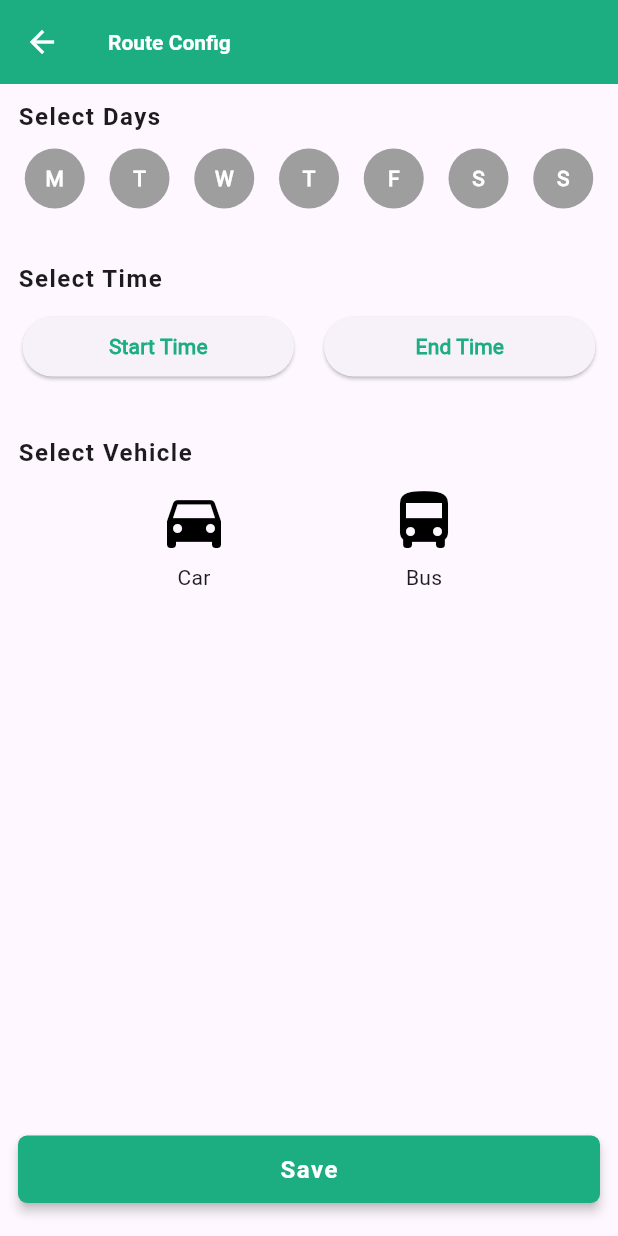
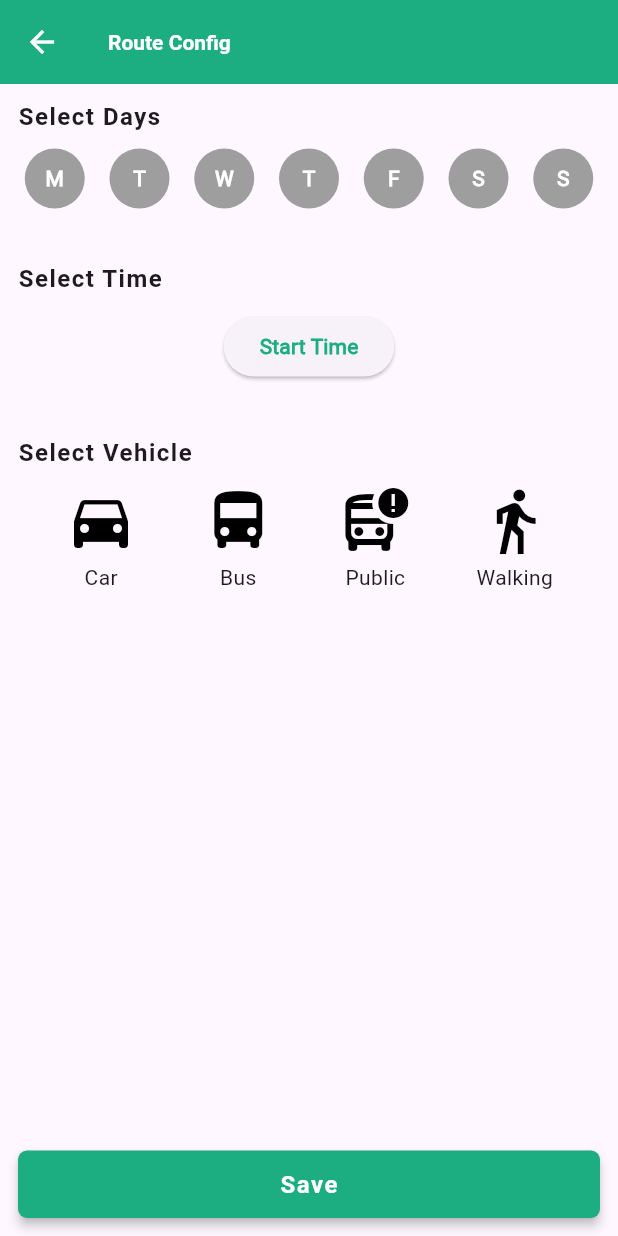
Before and after one commit to Hussain-KH/Coordinate, a Flutter app: the RouteParams screen opened directly, after a tap on "Save", on a phone screen of 412 x 824 dp. Run offline on Flutter 3.47's test engine with Material 3 defaults, Android fonts, the phone set to English and light mode, and no system bars; our stand-ins replace badges, carousel_slider, connectivity_plus, country_picker, date_picker_timeline, firebase_core and 16 more; missing offline and left inert: custom_map_markers, flutter_share; accounts and stored records are empty; network calls fail.

Commit message:
Model MapRoute

```diff
--- /dev/null
+++ b/lib/app/backend/model/route_model.dart
@@ -0,0 +1,48 @@
+import 'package:google_maps_flutter/google_maps_flutter.dart';
+
+class MapRoute {
+  int? id;
+  List<LatLng>? routePoints;
+  List<bool>? selectedDays;
+  int? startingTimeHour;
+  int? startingTimeMinute;
+  String? selectedVehicle;
+
+  MapRoute({
+    this.id,
+    required this.routePoints,
+    required this.selectedDays,
+    required this.startingTimeHour,
+    required this.startingTimeMinute,
+    required this.selectedVehicle,
+  });
+
+  MapRoute.fromJson(Map<String, dynamic> json) {
+    id = json['id'];
+    routePoints = (json['routeMarkers'] as List<dynamic>)
+        .map((latLngJson) => LatLng(
+      latLngJson['latitude'],
+      latLngJson['longitude'],
+    ))
+        .toList();
+    selectedDays = (json['selectedDays'] as List<dynamic>).cast<bool>().toList();
+    startingTimeHour = json['startingTimeHour'];
+    startingTimeMinute = json['startingTimeMinute'];
+    selectedVehicle = json['selectedVehicle'];
+  }
+
+  Map<String, dynamic> toJson() {
+    final Map<String, dynamic> data = <String, dynamic>{};
+    data['id'] = id;
+    data['routeMarkers'] = routePoints!.map((latLng) => {
+      'latitude': latLng.latitude,
+      'longitude': latLng.longitude,
+    }).toList();
+    data['selectedDays'] = selectedDays!.toList();
+    data['startingTimeHour'] = startingTimeHour;
+    data['startingTimeMinute'] = startingTimeMinute;
+    data['selectedVehicle'] = selectedVehicle;
+
+    return data;
+  }
+}
--- a/lib/app/controller/route_controller.dart
+++ b/lib/app/controller/route_controller.dart
@@ -2,6 +2,7 @@ import 'package:custom_map_markers/custom_map_markers.dart';
 import 'package:flutter/material.dart';
 import 'package:geolocator/geolocator.dart';
 import 'package:get/get.dart';
+import 'package:handyman/app/backend/model/route_model.dart';
 import '../backend/model/point_model.dart';
 import '../backend/parse/route_parse.dart';
 import 'package:handyman/app/backend/api/handler.dart';
@@ -16,19 +17,23 @@ class RouteController extends GetxController implements GetxService {
   final RouteParser parser;
   RouteController({required this.parser});
 
-  List<Point> points = [];
+  //List<Point> points = [];
   Rx<Point> pinnedLocationOnMap = Point().obs;
   Rx<bool> isPinMarkerVisible = false.obs;
   Rx<bool> isExpanded = false.obs;
   Rx<bool> isCameraMoving = false.obs;
   RxDouble widgetOpacity = 0.0.obs;
   RxList<GooglePlacesModel> getList = <GooglePlacesModel>[].obs;
-  RxList<MarkerData> markers = <MarkerData>[].obs;
   RxList<Circle> circles = <Circle>[].obs;
   Rx<bool> isMarkerAdded = false.obs;
   Rx<bool> isMarkerSelected = false.obs;
   int selectedMarkerIndex = -1;
   String intersectCircleId = '';
+
+  RxList<MarkerData> markers = <MarkerData>[].obs;
+  RxList<bool> selectedDays = [false, false, false, false, false, false, false].obs;
+  Rx<TimeOfDay?> startingTime = Rx<TimeOfDay?>(null);
+  Rx<String> selectedVehicle = ''.obs;
 
   void addPoint(Point point, BuildContext? context) {
     if(checkIfMarkerInsideCircle(LatLng(point.latitude!, point.longitude!))){
@@ -172,7 +177,6 @@ class RouteController extends GetxController implements GetxService {
       );
 
       if (distance <= circleRadius) {
-        print('Marker is inside Circle: ${circle.circleId.value}');
         intersectCircleId = circle.circleId.value;
         return false;
       }
@@ -185,11 +189,41 @@ class RouteController extends GetxController implements GetxService {
     selectedMarkerIndex = -1;
   }
 
-  void reorderRoutes(oldIndex, newIndex) {
-    final Point point = points.removeAt(oldIndex);
-    points.insert(newIndex, point);
-    update();
+  Future<void> selectStartTime(BuildContext context) async {
+    startingTime.value = await showTimePicker(
+      context: context,
+      initialTime: TimeOfDay.now(),
+    );
   }
+
+  void selectDays(int index) {
+    selectedDays[index] = !selectedDays[index];
+  }
+
+  Future<void> saveRoute() async {
+    List<LatLng> routePoints = markers.map((element) => element.marker.position).toList();
+
+    MapRoute route = MapRoute(
+        routePoints: routePoints,
+        selectedDays: selectedDays,
+        startingTimeHour: startingTime.value!.hour,
+        startingTimeMinute: startingTime.value!.minute,
+        selectedVehicle: selectedVehicle.value
+    );
+
+    print('sdsd');
+    print(route.selectedDays.toString());
+    print(route.startingTimeHour.toString());
+    print(route.startingTimeMinute.toString());
+    print(route.selectedVehicle.toString());
+    print(route.routePoints.toString());
+  }
+
+  // void reorderRoutes(oldIndex, newIndex) {
+  //   final Point point = points.removeAt(oldIndex);
+  //   points.insert(newIndex, point);
+  //   update();
+  // }
 
   void onBack() {
     var context = Get.context as BuildContext;
--- a/lib/app/view/route/route_params.dart
+++ b/lib/app/view/route/route_params.dart
@@ -1,6 +1,6 @@
 import 'package:flutter/material.dart';
-import 'package:flutter/widgets.dart';
 import 'package:get/get.dart';
+import 'package:handyman/app/controller/route_controller.dart';
 
 import '../../util/theme.dart';
 import '../../widget/elevated_button.dart';
@@ -35,7 +35,7 @@ class _RouteParamsState extends State<RouteParams> {
           },
         ),
       ),
-      body: SelectDaysWidget(),
+      body: const SelectDaysWidget(),
     );
   }
 }
@@ -44,49 +44,32 @@ class SelectDaysWidget extends StatefulWidget {
   const SelectDaysWidget({super.key});
 
   @override
-  _SelectDaysWidgetState createState() => _SelectDaysWidgetState();
+  State<SelectDaysWidget> createState() => _SelectDaysWidgetState();
 }
 
 class _SelectDaysWidgetState extends State<SelectDaysWidget> {
-  List<bool> selectedDays = [false, false, false, false, false, false, false];
-  TimeOfDay? startTime;
-  TimeOfDay? endTime;
-  String selectedVehicle = '';
+  List<String> daysList = ['M', 'T', 'W', 'T', 'F', 'S', 'S'];
+  RouteController? routeController;
 
-
-  Future<void> _selectStartTime(BuildContext context) async {
-    final pickedTime = await showTimePicker(
-      context: context,
-      initialTime: TimeOfDay.now(),
-    );
-
-    if (pickedTime != null && pickedTime != startTime) {
-      setState(() {
-        startTime = pickedTime;
-      });
-    }
-  }
-
-  Future<void> _selectEndTime(BuildContext context) async {
-    final pickedTime = await showTimePicker(
-      context: context,
-      initialTime: TimeOfDay.now(),
-    );
-
-    if (pickedTime != null && pickedTime != endTime) {
-      setState(() {
-        endTime = pickedTime;
-      });
-    }
+  @override
+  void initState() {
+    routeController = Get.find<RouteController>();
+    super.initState();
   }
 
   @override
   Widget build(BuildContext context) {
-    return Padding(
-      padding: const EdgeInsets.fromLTRB(0, 10, 0, 10),
+    return Obx(
+      () => Column(
+              crossAxisAlignment: CrossAxisAlignment.start,
+              children: [
+                Expanded(child: SingleChildScrollView(
                   child: Column(
                     crossAxisAlignment: CrossAxisAlignment.start,
                     children: [
+                      const SizedBox(
+                        height: 10,
+                      ),
                       Padding(
                         padding: const EdgeInsets.symmetric(horizontal: 12.0),
                         child: Text(
@@ -104,20 +87,20 @@ class _SelectDaysWidgetState extends State<SelectDaysWidget> {
                           7,
                               (index) => GestureDetector(
                             onTap: () {
-                  setState(() {
-                    selectedDays[index] = !selectedDays[index];
-                  });
+                              routeController!.selectDays(index);
                             },
                             child: Container(
                               width: 40,
                               height: 40,
                               decoration: BoxDecoration(
-                    color: selectedDays[index] ? ThemeProvider.appColor : Colors.grey,
+                                color: routeController!.selectedDays[index]
+                                    ? ThemeProvider.appColor
+                                    : Colors.grey,
                                 shape: BoxShape.circle,
                               ),
                               child: Center(
                                 child: Text(
-                      getDayAbbreviation(index),
+                                  daysList[index],
                                   style: const TextStyle(
                                     color: Colors.white,
                                     fontWeight: FontWeight.bold,
@@ -128,11 +111,9 @@ class _SelectDaysWidgetState extends State<SelectDaysWidget> {
                           ),
                         ),
                       ),
-
                       const SizedBox(
                         height: 35,
                       ),
-
                       Padding(
                         padding: const EdgeInsets.symmetric(horizontal: 12.0),
                         child: Text(
@@ -145,51 +126,36 @@ class _SelectDaysWidgetState extends State<SelectDaysWidget> {
                         height: 10,
                       ),
                       Row(
+                        mainAxisAlignment: MainAxisAlignment.spaceEvenly,
                         children: [
                           const SizedBox(
-                width: 15,
+                            width: 20,
                           ),
-              Expanded(
-                child: ElevatedButton(
-                  onPressed: () => _selectStartTime(context),
-                  child: startTime == null
+                          ElevatedButton(
+                            onPressed: () =>
+                                routeController!.selectStartTime(context),
+                            child: routeController!.startingTime.value == null
                                 ? const Text(
                               'Start Time',
-                          style: TextStyle(color: ThemeProvider.appColor, fontWeight: FontWeight.bold),
+                              style: TextStyle(
+                                  color: ThemeProvider.appColor,
+                                  fontWeight: FontWeight.bold),
                             )
                                 : Text(
-                          'Start: ${startTime!.format(context)}',
-                          style: const TextStyle(color: ThemeProvider.appColor, fontWeight: FontWeight.bold),
-                        ),
+                              'Start: ${routeController!.startingTime.value!.format(context)}',
+                              style: const TextStyle(
+                                  color: ThemeProvider.appColor,
+                                  fontWeight: FontWeight.bold),
                             ),
                           ),
                           const SizedBox(
                             width: 20,
                           ),
-              Expanded(
-                child: ElevatedButton(
-                  onPressed: () => _selectEndTime(context),
-                  child: endTime == null
-                      ? const Text(
-                          'End Time',
-                          style: TextStyle(color: ThemeProvider.appColor, fontWeight: FontWeight.bold),
-                        )
-                      : Text(
-                          'End: ${endTime!.format(context)}',
-                          style: const TextStyle(color: ThemeProvider.appColor, fontWeight: FontWeight.bold),
-                        ),
-                ),
-              ),
-              const SizedBox(
-                width: 15,
-              ),
                         ],
                       ),
-
                       const SizedBox(
                         height: 35,
                       ),
-
                       Padding(
                         padding: const EdgeInsets.symmetric(horizontal: 12.0),
                         child: Text(
@@ -206,16 +172,17 @@ class _SelectDaysWidgetState extends State<SelectDaysWidget> {
                         children: [
                           InkWell(
                             onTap: () {
-                  setState(() {
-                    selectedVehicle = 'Car';
-                  });
+                              routeController!.selectedVehicle.value = 'Car';
                             },
                             child: Column(
                               children: [
                                 Icon(
                                   Icons.directions_car,
                                   size: 48,
-                      color: selectedVehicle == 'Car' ? ThemeProvider.appColor : Colors.black,
+                                  color: routeController!.selectedVehicle.value ==
+                                      'Car'
+                                      ? ThemeProvider.appColor
+                                      : Colors.black,
                                 ),
                                 const SizedBox(height: 4),
                                 const Text('Car'),
@@ -224,32 +191,72 @@ class _SelectDaysWidgetState extends State<SelectDaysWidget> {
                           ),
                           InkWell(
                             onTap: () {
-                  setState(() {
-                    selectedVehicle = 'Bus';
-                  });
+                              routeController!.selectedVehicle.value = 'Bus';
                             },
                             child: Column(
                               children: [
                                 Icon(
                                   Icons.directions_bus,
                                   size: 48,
-                      color: selectedVehicle == 'Bus' ? ThemeProvider.appColor : Colors.black,
+                                  color: routeController!.selectedVehicle.value ==
+                                      'Bus'
+                                      ? ThemeProvider.appColor
+                                      : Colors.black,
                                 ),
                                 const SizedBox(height: 4),
                                 const Text('Bus'),
                               ],
                             ),
                           ),
-
+                          InkWell(
+                            onTap: () {
+                              routeController!.selectedVehicle.value = 'Public';
+                            },
+                            child: Column(
+                              children: [
+                                Icon(
+                                  Icons.bus_alert_outlined,
+                                  size: 48,
+                                  color: routeController!.selectedVehicle.value ==
+                                      'Public'
+                                      ? ThemeProvider.appColor
+                                      : Colors.black,
+                                ),
+                                const SizedBox(height: 4),
+                                const Text('Public'),
                               ],
                             ),
+                          ),
+                          InkWell(
+                            onTap: () {
+                              routeController!.selectedVehicle.value = 'Walking';
+                            },
+                            child: Column(
+                              children: [
+                                Icon(
+                                  Icons.directions_walk,
+                                  size: 48,
+                                  color: routeController!.selectedVehicle.value ==
+                                      'Walking'
+                                      ? ThemeProvider.appColor
+                                      : Colors.black,
+                                ),
+                                const SizedBox(height: 4),
+                                const Text('Walking'),
+                              ],
+                            ),
+                          ),
+                        ],
+                      ),
+                    ],
+                  ),
+                )),
 
-          const Expanded(child: SizedBox()),
                 Padding(
                   padding: const EdgeInsets.all(12.0),
                   child: MyElevatedButton(
                     onPressed: () {
-
+                      routeController!.saveRoute();
                     },
                     color: ThemeProvider.appColor,
                     height: 45,
@@ -268,25 +275,4 @@ class _SelectDaysWidgetState extends State<SelectDaysWidget> {
             ),
     );
   }
-
-  String getDayAbbreviation(int index) {
-    switch (index) {
-      case 0:
-        return 'M';
-      case 1:
-        return 'T';
-      case 2:
-        return 'W';
-      case 3:
-        return 'T';
-      case 4:
-        return 'F';
-      case 5:
-        return 'S';
-      case 6:
-        return 'S';
-      default:
-        return '';
 }
-  }
-}
```
Also changed, not shown: lib/app/view/route/add_route.dart (+38 -38 lines), lib/app/view/route/select_route_from_map.dart (+14 -16 lines), assets/images/location-pin2.png (added). Lines whose indentation alone changed are shown as unchanged.
